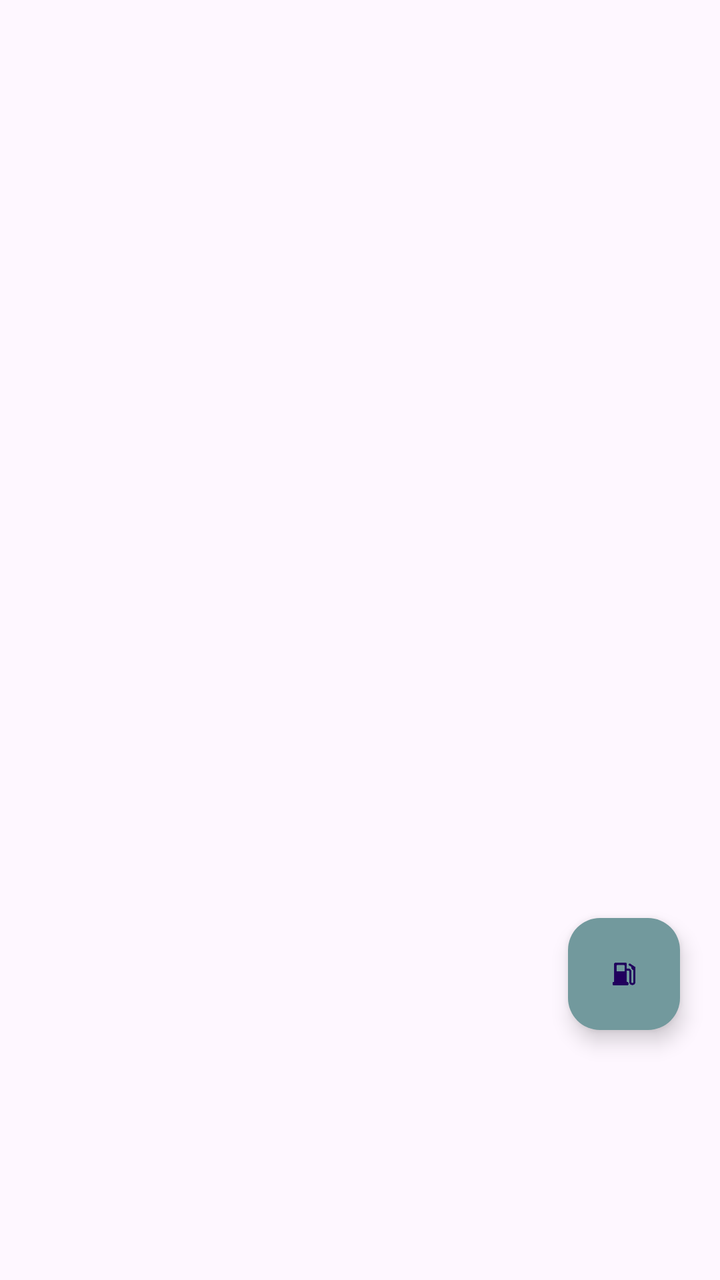
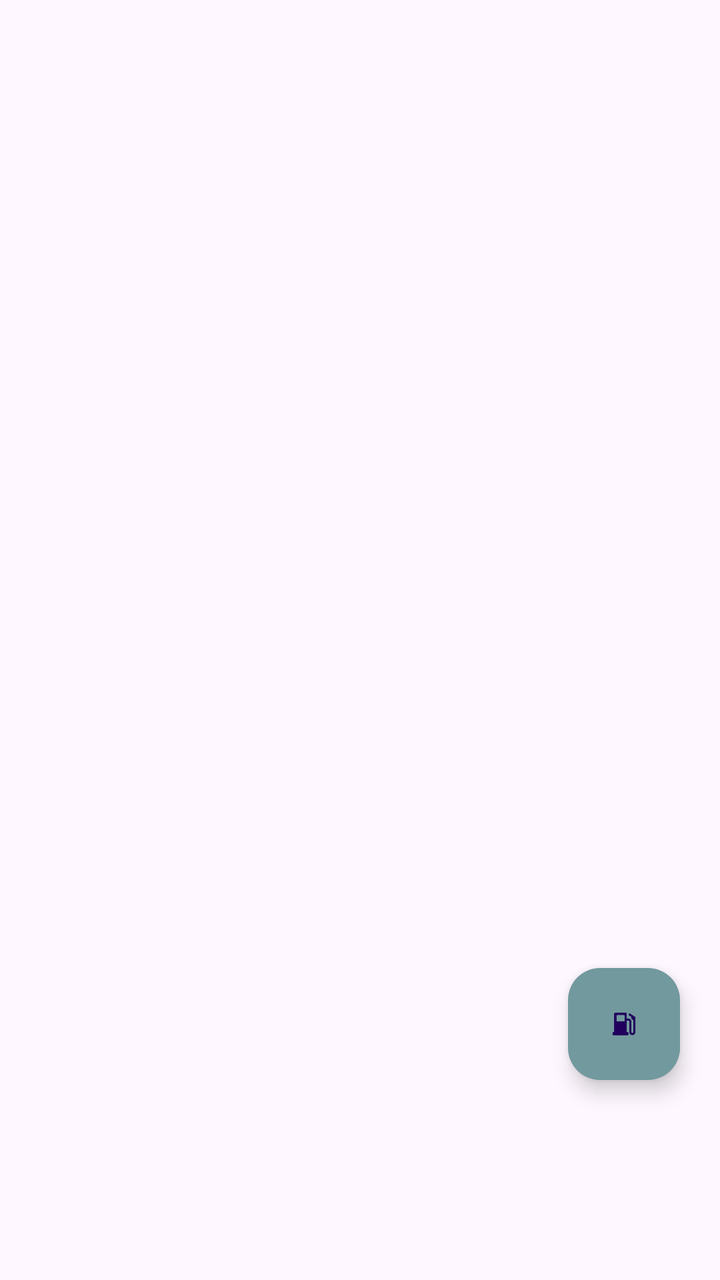

An Android layout rendered at two revisions. The XML below is the earlier revision; the diff shows what the commit changed to produce the second picture.
<!-- AndroidManifest.xml: application theme Theme.OLStar -->
<!-- res/layout/view_fab.xml -->
<?xml version="1.0" encoding="utf-8"?>
<FrameLayout xmlns:android="http://schemas.android.com/apk/res/android"
    xmlns:app="http://schemas.android.com/apk/res-auto"
    android:layout_width="match_parent"
    android:layout_height="match_parent">

    <com.google.android.material.floatingactionbutton.FloatingActionButton
        android:id="@+id/globalFab"
        android:layout_width="wrap_content"
        android:layout_height="wrap_content"
        android:layout_gravity="bottom|end"
        android:layout_marginBottom="125dp"
        android:layout_marginEnd="20dp"
        android:contentDescription="Global FAB"
        app:srcCompat="@drawable/ic_gas"
        app:fabSize="normal"
        app:backgroundTint="@color/FAB"/>

</FrameLayout>
<!-- resources referenced by this layout -->
<resources>
  <color name="FAB">#72999D</color>
  <!-- drawable ic_gas: png bitmap (drawable, 10336 bytes) -->
  <style name="Theme.OLStar" parent="Base.Theme.OLStar" />
  <style name="Base.Theme.OLStar" parent="Theme.Material3.DayNight.NoActionBar">
          
          
      </style>
</resources>

<!-- the commit's change to res/layout/view_fab.xml (unified diff, before → after) -->
@@ -9,7 +9,7 @@
         android:layout_width="wrap_content"
         android:layout_height="wrap_content"
         android:layout_gravity="bottom|end"
-        android:layout_marginBottom="125dp"
+        android:layout_marginBottom="100dp"
         android:layout_marginEnd="20dp"
         android:contentDescription="Global FAB"
         app:srcCompat="@drawable/ic_gas"
